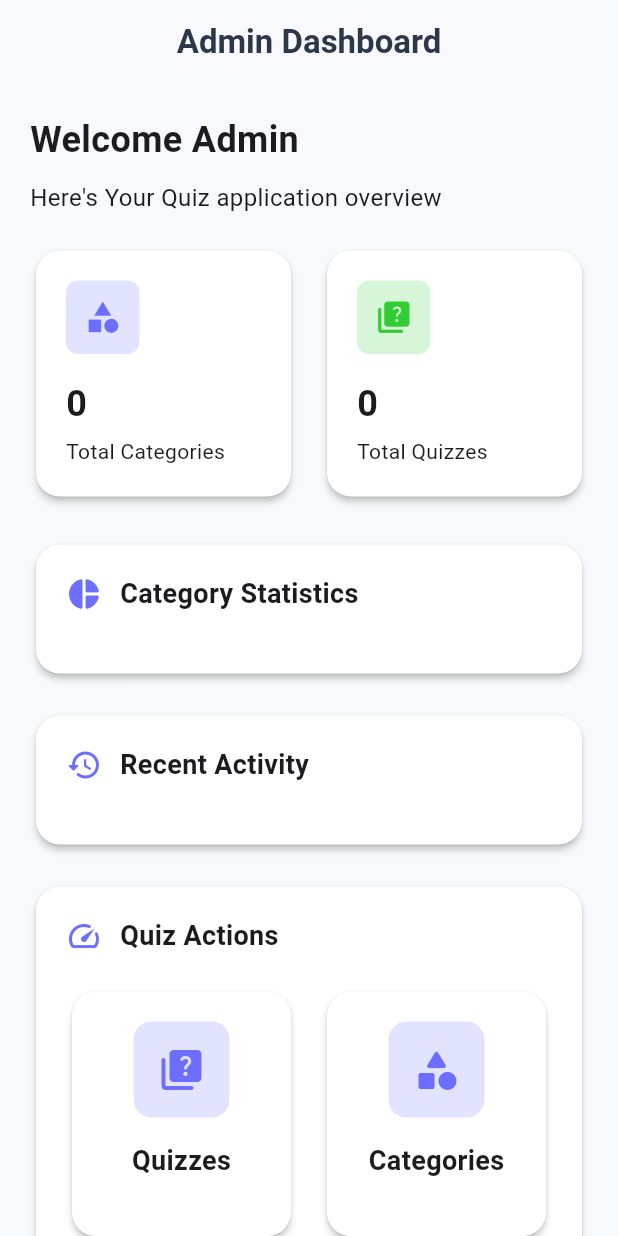
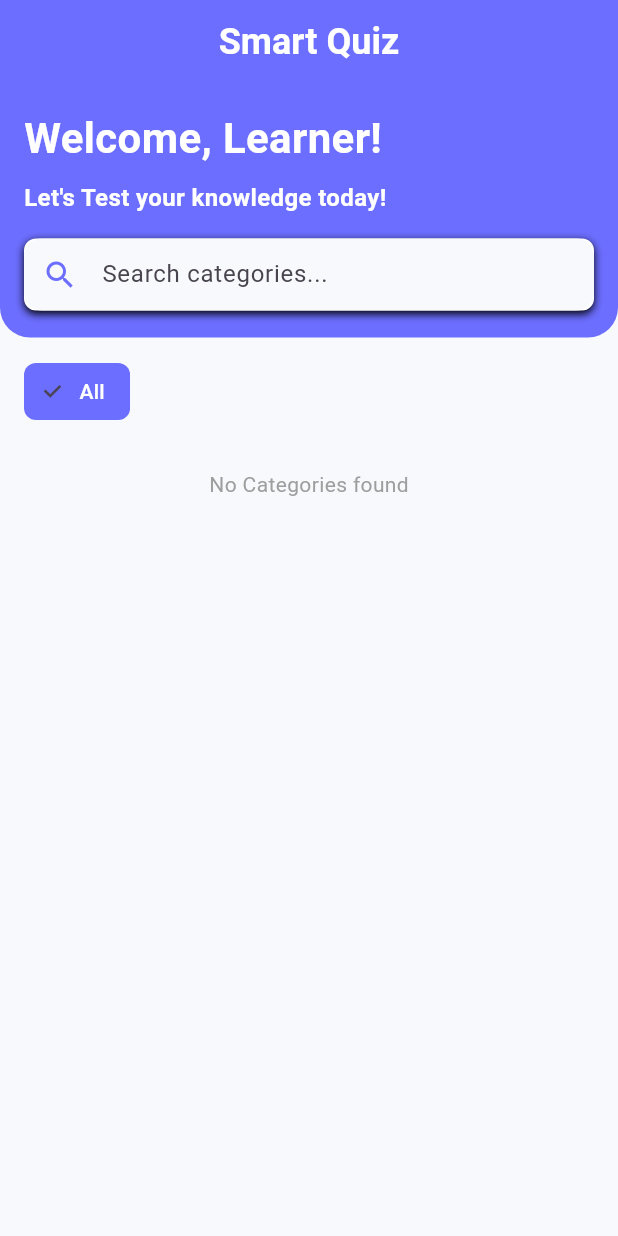
Before and after one commit to antssanjeewa/flutter_smart_quize_app, a Flutter app: the screen it shows after launch, on a phone screen of 412 x 824 dp. Run offline on Flutter 3.47's test engine with Material 3 defaults, Android fonts, the phone set to English and light mode, and no system bars; our stand-ins replace cloud_firestore, firebase_core; accounts and stored records are empty.

Commit message:
start: user screen

```diff
--- a/lib/app/main_app.dart
+++ b/lib/app/main_app.dart
@@ -1,6 +1,7 @@
 import 'package:flutter/material.dart';
 import 'package:quize_app/utils/theme.dart';
 import 'package:quize_app/views/home_page.dart';
+import 'package:quize_app/views/user_screen.dart';
 
 class MainApp extends StatelessWidget {
   const MainApp({super.key});
@@ -10,7 +11,7 @@ class MainApp extends StatelessWidget {
     return MaterialApp(
       title: 'Quiz App',
       theme: AppTheme.theme,
-      home: HomePage(),
+      home: UserScreen(),
       debugShowCheckedModeBanner: false,
     );
   }
--- /dev/null
+++ b/lib/views/user_screen.dart
@@ -0,0 +1,272 @@
+import 'package:cloud_firestore/cloud_firestore.dart';
+import 'package:flutter/material.dart';
+import 'package:quize_app/models/category.dart';
+import 'package:quize_app/utils/theme.dart';
+
+class UserScreen extends StatefulWidget {
+  const UserScreen({super.key});
+
+  @override
+  State<UserScreen> createState() => _UserScreenState();
+}
+
+class _UserScreenState extends State<UserScreen> {
+  final FirebaseFirestore _firestore = FirebaseFirestore.instance;
+  final TextEditingController _searchController = TextEditingController();
+  List<Category> _allCategories = [];
+  List<Category> _filterCategories = [];
+
+  List<String> _categoryFilter = ['All'];
+  String _selectedFilter = "All";
+
+  @override
+  void initState() {
+    super.initState();
+    _fetchCategories();
+  }
+
+  Future<void> _fetchCategories() async {
+    final _snapshot = await _firestore.collection("categories").get();
+
+    setState(() {
+      _allCategories =
+          _snapshot.docs
+              .map((doc) => Category.fromMap(doc.id, doc.data()))
+              .toList();
+
+      _categoryFilter =
+          ['All'] + _allCategories.map((category) => category.name).toList();
+
+      _filterCategories = _allCategories;
+    });
+  }
+
+  void _filterCategory(String query, {String? categoryFilter}) {
+    setState(() {
+      _filterCategories =
+          _allCategories.where((category) {
+            final matchesSearch =
+                category.name.toLowerCase().contains(query.toLowerCase()) ||
+                category.description.toLowerCase().contains(
+                  query.toLowerCase(),
+                );
+
+            final matchCategory =
+                categoryFilter == null ||
+                categoryFilter == "All" ||
+                category.name.toLowerCase().contains(query.toLowerCase());
+
+            return matchCategory && matchesSearch;
+          }).toList();
+    });
+  }
+
+  @override
+  Widget build(BuildContext context) {
+    return Scaffold(
+      body: CustomScrollView(
+        slivers: [
+          SliverAppBar(
+            expandedHeight: 225,
+            pinned: true,
+            floating: true,
+            centerTitle: true,
+            backgroundColor: AppTheme.primary,
+            elevation: 0,
+            shape: RoundedRectangleBorder(
+              borderRadius: BorderRadius.only(
+                bottomLeft: Radius.circular(20),
+                bottomRight: Radius.circular(20),
+              ),
+            ),
+            title: Text(
+              "Smart Quiz",
+              style: TextStyle(
+                fontSize: 24,
+                fontWeight: FontWeight.bold,
+                color: Colors.white,
+              ),
+            ),
+            flexibleSpace: FlexibleSpaceBar(
+              background: SafeArea(
+                child: Column(
+                  children: [
+                    SizedBox(height: kToolbarHeight + 16),
+                    Padding(
+                      padding: EdgeInsets.symmetric(horizontal: 16),
+                      child: Column(
+                        crossAxisAlignment: CrossAxisAlignment.start,
+                        children: [
+                          Text(
+                            "Welcome, Learner!",
+                            style: TextStyle(
+                              fontSize: 28,
+                              fontWeight: FontWeight.bold,
+                              color: Colors.white,
+                            ),
+                          ),
+                          SizedBox(height: 8),
+                          Text(
+                            "Let's Test your knowledge today!",
+                            style: TextStyle(
+                              fontSize: 16,
+                              fontWeight: FontWeight.bold,
+                              color: Colors.white,
+                            ),
+                          ),
+                          SizedBox(height: 16),
+
+                          Container(
+                            decoration: BoxDecoration(
+                              color: Colors.white,
+                              borderRadius: BorderRadius.circular(8),
+                              boxShadow: [
+                                BoxShadow(
+                                  color: Colors.black,
+                                  blurRadius: 4,
+                                  offset: Offset(0, 2),
+                                ),
+                              ],
+                            ),
+                            child: TextField(
+                              controller: _searchController,
+                              onChanged: (value) => _filterCategory(value),
+                              decoration: InputDecoration(
+                                hintText: "Search categories...",
+                                prefixIcon: Icon(
+                                  Icons.search,
+                                  color: AppTheme.primary,
+                                ),
+                                suffixIcon:
+                                    _searchController.text.isNotEmpty
+                                        ? IconButton(
+                                          onPressed: () {
+                                            _searchController.clear();
+                                            _filterCategory('');
+                                          },
+                                          icon: Icon(Icons.clear),
+                                          color: AppTheme.primary,
+                                        )
+                                        : null,
+                                border: InputBorder.none,
+                                contentPadding: EdgeInsets.symmetric(
+                                  horizontal: 16,
+                                  vertical: 12,
+                                ),
+                              ),
+                            ),
+                          ),
+                        ],
+                      ),
+                    ),
+                  ],
+                ),
+              ),
+              collapseMode: CollapseMode.pin,
+            ),
+          ),
+
+          SliverToBoxAdapter(
+            child: Container(
+              margin: EdgeInsets.all(16),
+              height: 40,
+              child: ListView.builder(
+                scrollDirection: Axis.horizontal,
+                itemCount: _categoryFilter.length,
+                itemBuilder: (context, index) {
+                  final filter = _categoryFilter[index];
+                  return Padding(
+                    padding: EdgeInsets.only(right: 8),
+                    child: ChoiceChip(
+                      label: Text(
+                        filter,
+                        style: TextStyle(
+                          color:
+                              _selectedFilter == filter
+                                  ? Colors.white
+                                  : Colors.black,
+                        ),
+                      ),
+                      selected: _selectedFilter == filter,
+                      selectedColor: AppTheme.primary,
+                      backgroundColor: Colors.white,
+                      onSelected: (bool selected) {
+                        setState(() {
+                          _selectedFilter = filter;
+                          _filterCategory(
+                            _searchController.text,
+                            categoryFilter: filter,
+                          );
+                        });
+                      },
+                    ),
+                  );
+                },
+              ),
+            ),
+          ),
+
+          SliverPadding(
+            padding: EdgeInsets.all(16),
+            sliver:
+                _filterCategories.isEmpty
+                    ? SliverToBoxAdapter(
+                      child: Center(
+                        child: Text(
+                          "No Categories found",
+                          style: TextStyle(color: Colors.grey),
+                        ),
+                      ),
+                    )
+                    : SliverGrid(
+                      delegate: SliverChildBuilderDelegate(
+                        (context, index) =>
+                            _buildCategoryCard(_filterCategories[index], index),
+                        childCount: _filterCategories.length,
+                      ),
+                      gridDelegate: SliverGridDelegateWithFixedCrossAxisCount(
+                        crossAxisCount: 2,
+                        mainAxisSpacing: 16,
+                        crossAxisSpacing: 16,
+                        childAspectRatio: 0.8,
+                      ),
+                    ),
+          ),
+        ],
+      ),
+    );
+  }
+
+  Widget _buildCategoryCard(Category category, int index) {
+    return Card(
+      elevation: 0,
+      shape: RoundedRectangleBorder(borderRadius: BorderRadius.circular(16)),
+      child: InkWell(
+        borderRadius: BorderRadius.circular(16),
+        onTap: () {},
+        child: Container(
+          padding: EdgeInsets.all(16),
+          child: Column(
+            mainAxisAlignment: MainAxisAlignment.center,
+            children: [
+              Container(
+                padding: EdgeInsets.all(16),
+                decoration: BoxDecoration(
+                  color: AppTheme.primary.withAlpha(50),
+                  borderRadius: BorderRadius.circular(12),
+                ),
+                child: Icon(Icons.quiz, size: 48, color: AppTheme.primary),
+              ),
+
+              SizedBox(height: 16),
+              Text(
+                category.name,
+                style: TextStyle(fontSize: 20, fontWeight: FontWeight.bold),
+              ),
+            ],
+          ),
+        ),
+      ),
+    );
+  }
+}
```
